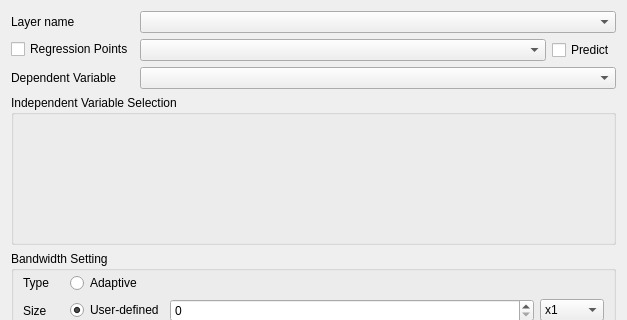
Old version of the form gwmscalablegwroptionsdialog.ui in the repository GWmodel-Lab/GWmodelS; both pictures show x 0 to 627 and y 0 to 320 of the 627 by 611 pixel window.
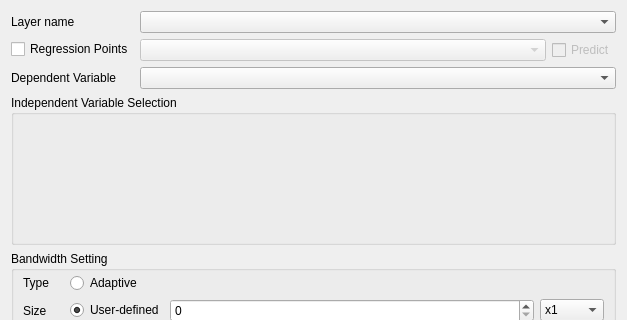
New version of the form. Custom widgets are drawn as their Qt base class.

Commit message: 修改：scgwr 设置对话框

Patch:
```diff
--- a/gwmscalablegwroptionsdialog.ui
+++ b/gwmscalablegwroptionsdialog.ui
@@ -52,10 +52,17 @@
      <item row="1" column="1">
       <layout class="QHBoxLayout" name="horizontalLayout_3">
        <item>
-        <widget class="QComboBox" name="cmbRegressionLayerSelect"/>
+        <widget class="QComboBox" name="cmbRegressionLayerSelect">
+         <property name="enabled">
+          <bool>false</bool>
+         </property>
+        </widget>
        </item>
        <item>
         <widget class="QCheckBox" name="ckbPredict">
+         <property name="enabled">
+          <bool>false</bool>
+         </property>
          <property name="sizePolicy">
           <sizepolicy hsizetype="Fixed" vsizetype="Fixed">
            <horstretch>0</horstretch>
```
